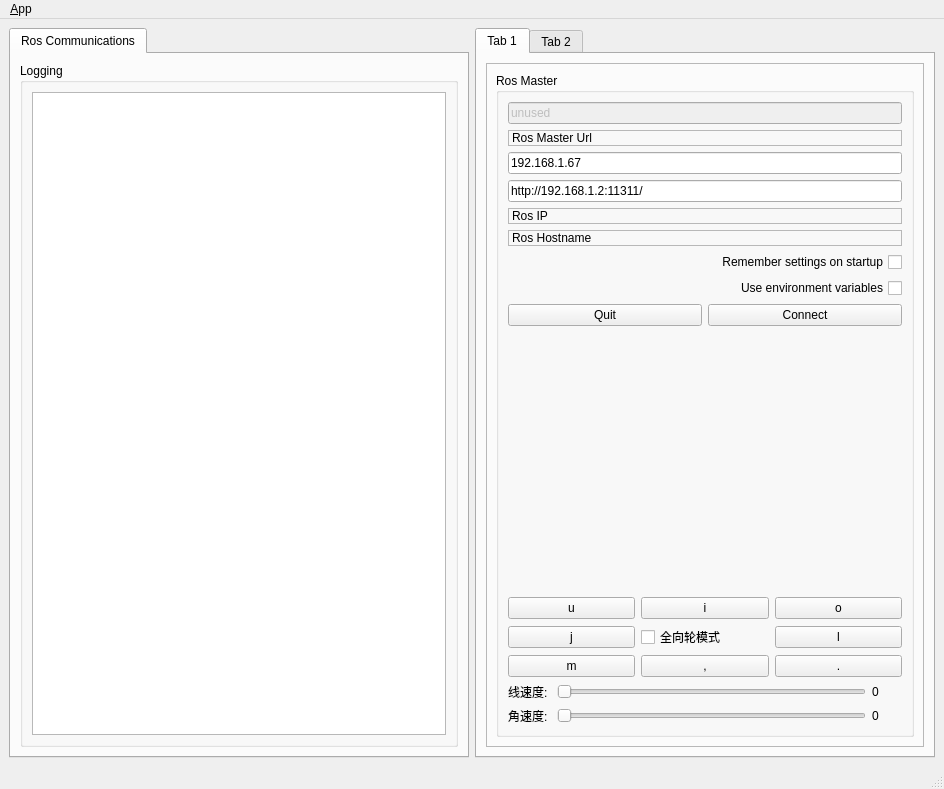
AtoposTzb/catkin_ros_qtgui, file src/rosqt_gui/ui/main_window.ui: the form before one commit.
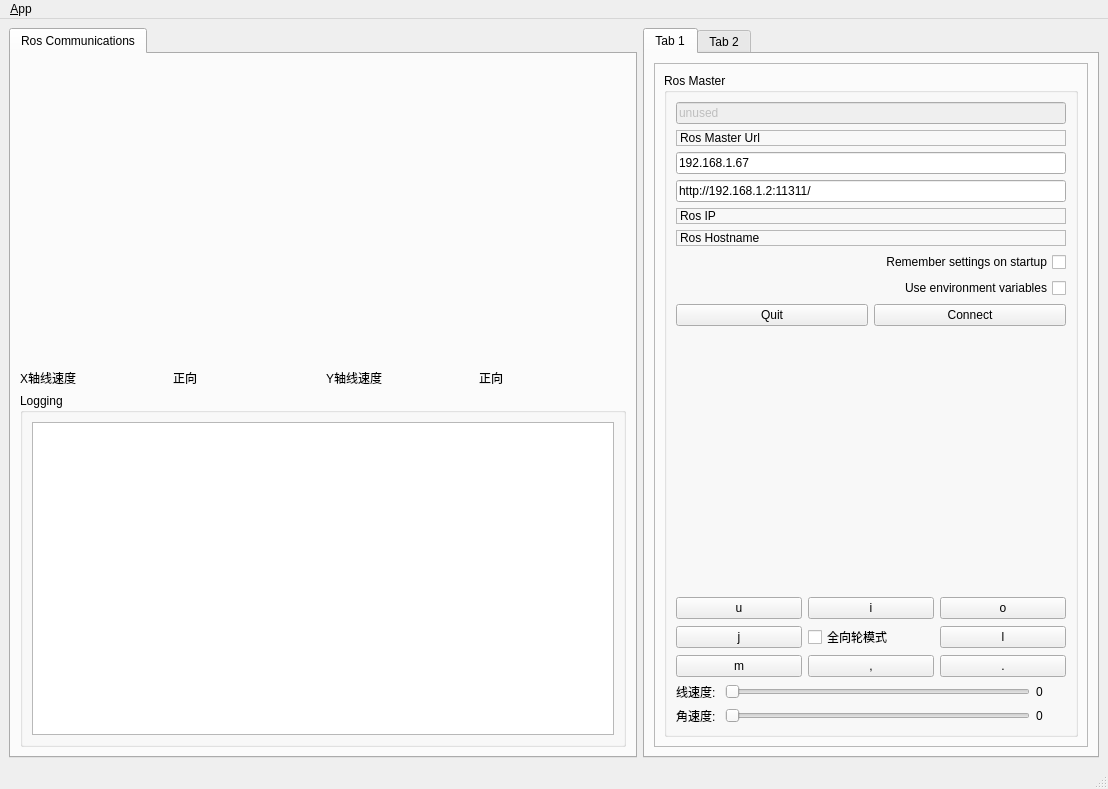
The form after the commit. Icons and pictures are not drawn.

Commit message: 速度仪表盘实现，需要真实ros机器人测试里程记

Patch:
```diff
--- a/src/rosqt_gui/ui/main_window.ui
+++ b/src/rosqt_gui/ui/main_window.ui
@@ -6,7 +6,7 @@
    <rect>
     <x>0</x>
     <y>0</y>
-    <width>944</width>
+    <width>1108</width>
     <height>789</height>
    </rect>
   </property>
@@ -41,6 +41,58 @@
         <string>Ros Communications</string>
        </attribute>
        <layout class="QVBoxLayout" name="verticalLayout_2">
+        <item>
+         <layout class="QGridLayout" name="gridLayout">
+          <item row="0" column="0" colspan="2">
+           <widget class="QWidget" name="widget_speed_x" native="true">
+            <property name="minimumSize">
+             <size>
+              <width>300</width>
+              <height>300</height>
+             </size>
+            </property>
+           </widget>
+          </item>
+          <item row="0" column="2" colspan="2">
+           <widget class="QWidget" name="widget_speed_y" native="true">
+            <property name="minimumSize">
+             <size>
+              <width>300</width>
+              <height>300</height>
+             </size>
+            </property>
+           </widget>
+          </item>
+          <item row="1" column="0">
+           <widget class="QLabel" name="label_6">
+            <property name="text">
+             <string>X轴线速度</string>
+            </property>
+           </widget>
+          </item>
+          <item row="1" column="1">
+           <widget class="QLabel" name="label_dir_x">
+            <property name="text">
+             <string>正向</string>
+            </property>
+           </widget>
+          </item>
+          <item row="1" column="2">
+           <widget class="QLabel" name="label_7">
+            <property name="text">
+             <string>Y轴线速度</string>
+            </property>
+           </widget>
+          </item>
+          <item row="1" column="3">
+           <widget class="QLabel" name="label_dir_y">
+            <property name="text">
+             <string>正向</string>
+            </property>
+           </widget>
+          </item>
+         </layout>
+        </item>
         <item>
          <widget class="QGroupBox" name="groupBox_12">
           <property name="sizePolicy">
@@ -442,7 +494,7 @@
     <rect>
      <x>0</x>
      <y>0</y>
-     <width>944</width>
+     <width>1108</width>
      <height>32</height>
     </rect>
    </property>
```
The commit also changes 88 other files.
